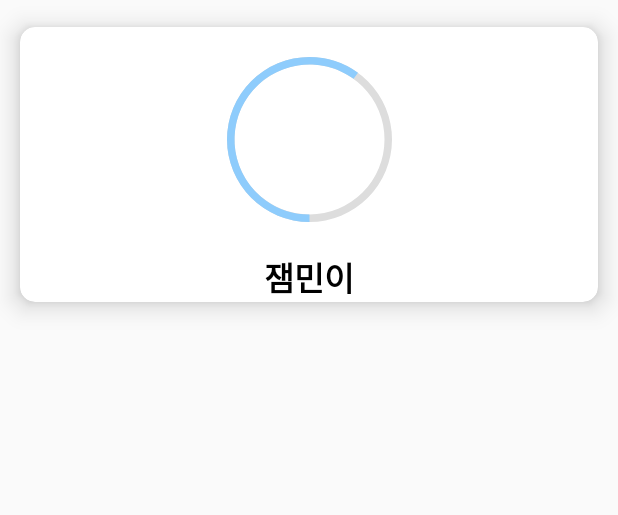
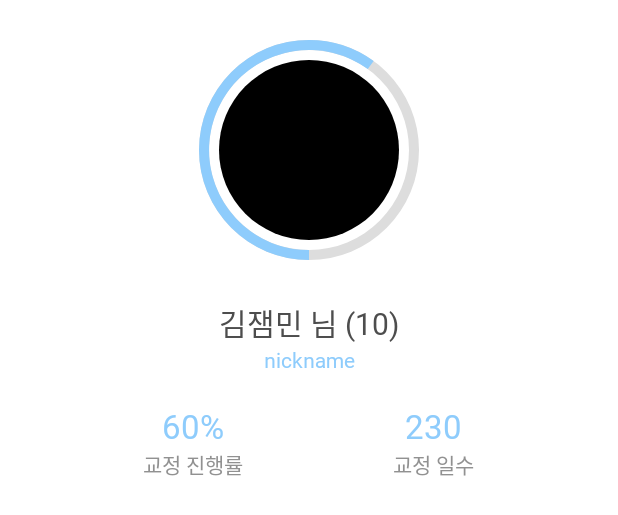
Before and after one commit to DEU-ToothFairy/ToothFairy_Client, an Android app: the layout fragment_home.xml on its own in the app's theme, with its tools: preview values and no code run, on a phone screen of 412 x 824 dp. Shown: the top 515 px of the screen. Run offline under Robolectric (Android 15) with nearby library versions, the phone set to English and light mode, and no system bars.

Commit message:
UPDATE : 홈 화면 요소 추가

```diff
--- a/app/src/main/java/com/example/toothfairy/HomeFragment.java
+++ b/app/src/main/java/com/example/toothfairy/HomeFragment.java
@@ -7,6 +7,7 @@ import androidx.fragment.app.Fragment;
 import android.view.LayoutInflater;
 import android.view.View;
 import android.view.ViewGroup;
+import android.widget.ProgressBar;
 
 /**
  * A simple {@link Fragment} subclass.
@@ -23,6 +24,8 @@ public class HomeFragment extends Fragment {
     // TODO: Rename and change types of parameters
     private String mParam1;
     private String mParam2;
+
+    ProgressBar progressBar;
 
     public HomeFragment() {
         // Required empty public constructor
@@ -59,6 +62,12 @@ public class HomeFragment extends Fragment {
     public View onCreateView(LayoutInflater inflater, ViewGroup container,
                              Bundle savedInstanceState) {
         // Inflate the layout for this fragment
-        return inflater.inflate(R.layout.fragment_home, container, false);
+        View view = inflater.inflate(R.layout.fragment_home, container, false);
+
+        // 프로그래스바 초기화
+        progressBar = view.findViewById(R.id.profileProgressBar);
+        progressBar.setProgress(60);
+
+        return view;
     }
 }
--- a/app/src/main/res/layout/activity_stats.xml
+++ b/app/src/main/res/layout/activity_stats.xml
@@ -7,6 +7,7 @@
     android:layout_height="match_parent"
     tools:context=".StatsActivity"
     android:orientation="vertical"
+    android:background="@color/white"
     >
 
     <FrameLayout
--- a/app/src/main/res/layout/fragment_home.xml
+++ b/app/src/main/res/layout/fragment_home.xml
@@ -4,26 +4,20 @@
     android:layout_width="match_parent"
     android:layout_height="match_parent"
     xmlns:app="http://schemas.android.com/apk/res-auto"
-    tools:context=".HomeFragment">
+    tools:context=".HomeFragment"
+    android:background="@color/white"
+    >
 
     <!-- TODO: Update blank fragment layout -->
-    <androidx.cardview.widget.CardView
-        xmlns:card_view="http://schemas.android.com/tools"
-        android:layout_width="match_parent"
-        android:layout_height="wrap_content"
-        app:cardCornerRadius="10dp"
-        app:cardElevation="10dp"
-        app:cardUseCompatPadding="true"
-        card_view:cardCornerRadius="10dp"
-        >
+
         <androidx.constraintlayout.widget.ConstraintLayout
             android:layout_width="match_parent"
             android:layout_height="match_parent">
 
             <ProgressBar
                 android:id="@+id/profileProgressBar"
-                android:layout_width="150dp"
-                android:layout_height="150dp"
+                android:layout_width="200dp"
+                android:layout_height="200dp"
                 android:indeterminateOnly="false"
                 android:progressDrawable="@drawable/profile_circle"
                 tools:progress="60"
@@ -32,38 +26,146 @@
                 app:layout_constraintLeft_toLeftOf="parent"
                 app:layout_constraintRight_toRightOf="parent"
                 />
-            <ImageView
-                android:layout_width="130dp"
-                android:layout_height="130dp"
 
+            <!-- 프로필 사진 -->
+            <!--
+                INFO
+                 - cardCornerRadius : width와 height의 절반이어야 원형이 나옴
+                 - cardElevation : 그림자 효과
+                 - scaleType : centerCrop으로 해야 꽉찬 원이 나옴
+             -->
+            <androidx.cardview.widget.CardView
+                android:layout_width="120dp"
+                android:layout_height="120dp"
+                app:cardCornerRadius="75dp"
+                app:cardElevation="0dp"
                 app:layout_constraintTop_toTopOf="@+id/profileProgressBar"
                 app:layout_constraintLeft_toLeftOf="@+id/profileProgressBar"
                 app:layout_constraintRight_toRightOf="@+id/profileProgressBar"
-                app:layout_constraintBottom_toBottomOf="@id/profileProgressBar"
-                />
+                app:layout_constraintBottom_toBottomOf="@id/profileProgressBar">
 
+                <ImageView
+                    android:layout_width="match_parent"
+                    android:layout_height="match_parent"
+
+                    android:src="@color/black"
+                    android:scaleType="centerCrop"
+                    />
+            </androidx.cardview.widget.CardView>
 
             <TextView
                 android:id="@+id/userNickname"
+                android:text="김잼민 님 (10)"
+                android:textSize="20dp"
+                android:textColor="@color/black_gray"
+                android:fontFamily="@font/pretendard_semibold"
+
                 android:layout_width="match_parent"
                 android:layout_height="wrap_content"
                 android:layout_gravity="center"
-                android:text="잼민이"
-                android:textColor="@color/black"
-                android:textSize="22dp"
-                android:textStyle="bold"
+
                 android:textAlignment="center"
-                android:fontFamily="@font/pretendard_regular"
+
                 app:layout_constraintTop_toBottomOf="@+id/profileProgressBar"
                 app:layout_constraintLeft_toLeftOf="parent"
                 app:layout_constraintRight_toRightOf="parent"
-
                 />
 
+            <TextView
+                android:id="@+id/userInfo"
+                android:text="nickname"
+                android:textSize="14dp"
+                android:textColor="@color/skyblue"
+                android:fontFamily="@font/pretendard_regular"
+
+                android:layout_width="match_parent"
+                android:layout_height="wrap_content"
+                android:layout_gravity="center"
+                android:textAlignment="center"
+
+                app:layout_constraintTop_toBottomOf="@+id/userNickname"
+                app:layout_constraintLeft_toLeftOf="parent"
+                app:layout_constraintRight_toRightOf="parent"
+                />
+
+            <LinearLayout
+                android:layout_width="match_parent"
+                android:layout_height="wrap_content"
+                android:orientation="horizontal"
+                app:layout_constraintTop_toBottomOf="@+id/userInfo"
+                app:layout_constraintLeft_toLeftOf="parent"
+                app:layout_constraintRight_toRightOf="parent"
+                android:gravity="center"
+                android:layout_marginTop="20dp"
+                >
+
+                <LinearLayout
+                    android:layout_width="wrap_content"
+                    android:layout_height="wrap_content"
+                    android:orientation="vertical"
+                    android:layout_marginRight="50dp"
+                    >
+                    <TextView
+                        android:id="@+id/progress"
+                        android:text="60%"
+                        android:textSize="22dp"
+                        android:textColor="@color/skyblue"
+                        android:fontFamily="@font/pretendard_light"
+
+                        android:layout_width="match_parent"
+                        android:layout_height="wrap_content"
+                        android:layout_gravity="center"
+                        android:textAlignment="center"
+                        />
+
+                    <TextView
+                        android:id="@+id/progressField"
+                        android:text="교정 진행률"
+                        android:textSize="14dp"
+                        android:textColor="@color/gray"
+                        android:fontFamily="@font/pretendard_regular"
+
+                        android:layout_width="match_parent"
+                        android:layout_height="wrap_content"
+                        android:layout_gravity="center"
+                        />
+
+                </LinearLayout>
+
+                <LinearLayout
+                    android:layout_width="wrap_content"
+                    android:layout_height="wrap_content"
+                    android:orientation="vertical"
+                    android:layout_marginLeft="50dp"
+                    >
+
+                    <TextView
+                        android:id="@+id/days"
+                        android:text="230"
+                        android:textSize="22dp"
+                        android:textColor="@color/skyblue"
+                        android:fontFamily="@font/pretendard_light"
+
+                        android:layout_width="match_parent"
+                        android:layout_height="wrap_content"
+                        android:layout_gravity="center"
+                        android:textAlignment="center"
+                        />
+
+                    <TextView
+                        android:id="@+id/daysField"
+                        android:text="교정 일수"
+                        android:textSize="14dp"
+                        android:textColor="@color/gray"
+                        android:fontFamily="@font/pretendard_regular"
+
+                        android:layout_width="match_parent"
+                        android:layout_height="wrap_content"
+                        android:layout_gravity="center"
+                        />
+
+                </LinearLayout>
+            </LinearLayout>
         </androidx.constraintlayout.widget.ConstraintLayout>
 
-    </androidx.cardview.widget.CardView>
-
-
-
 </FrameLayout>
--- a/app/src/main/res/values/colors.xml
+++ b/app/src/main/res/values/colors.xml
@@ -7,6 +7,8 @@
     <color name="teal_200">#FF03DAC5</color>
     <color name="teal_700">#FF018786</color>
     <color name="black">#FF000000</color>
+    <color name="black_gray">#4D4D4D</color>
+    <color name="gray">#919191</color>
     <color name="white">#FFFFFFFF</color>
     <color name="colorAccent">#8ECCFC</color>
 
```
